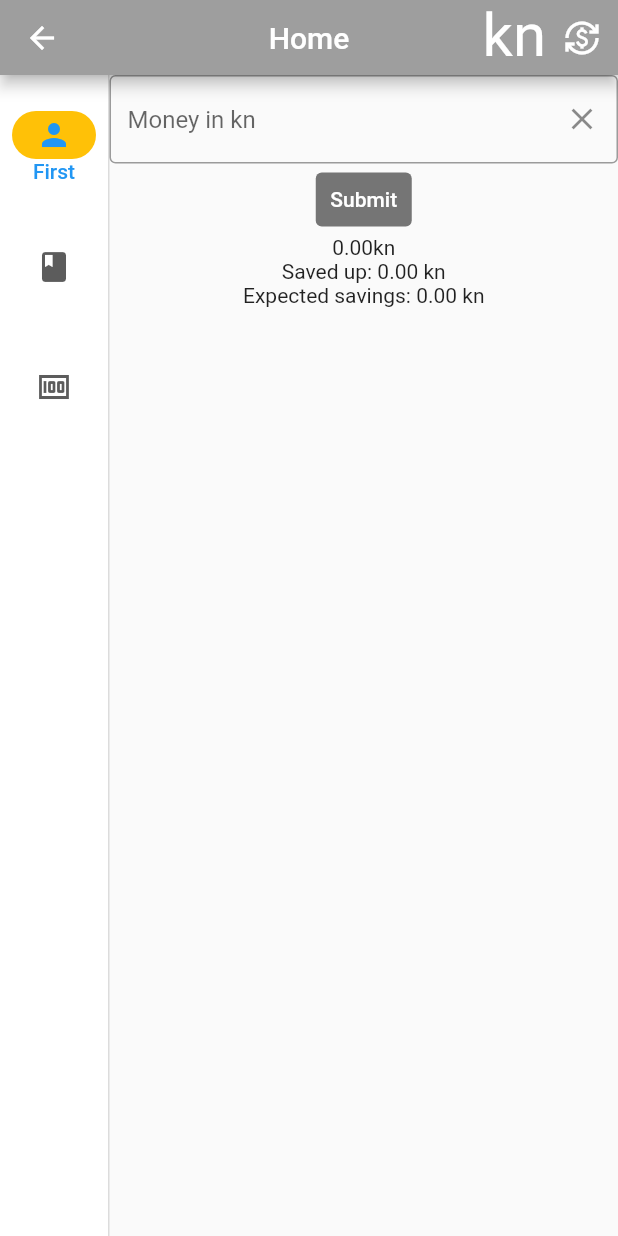
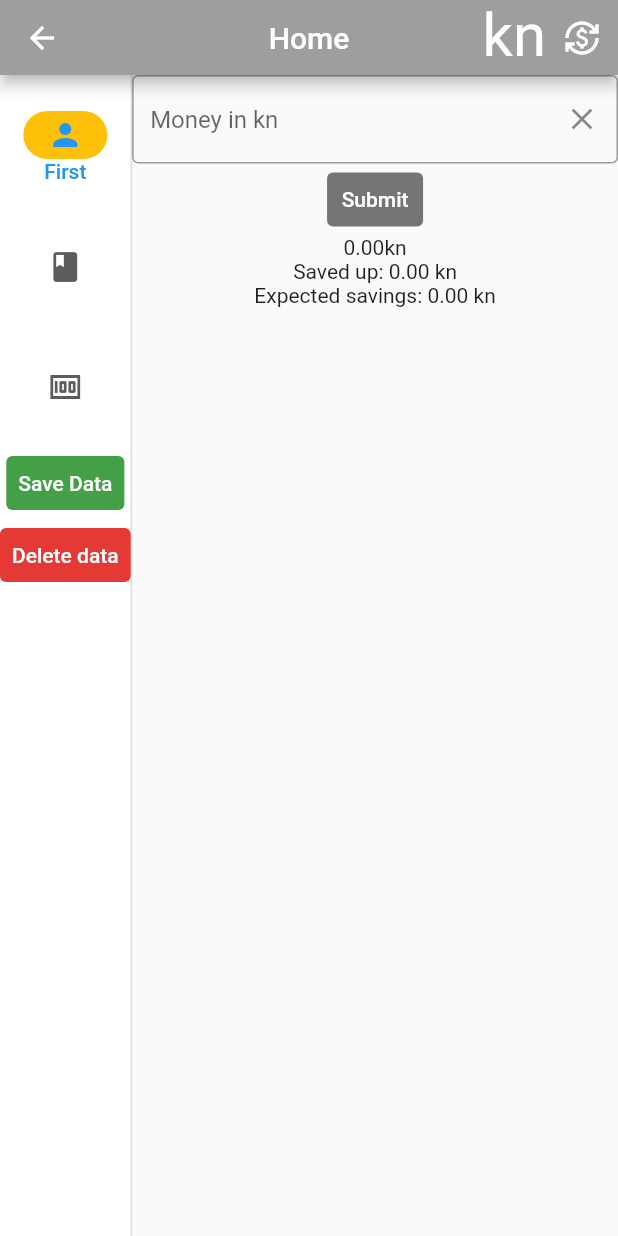
Before and after one commit to Dero1014/FinanceApp, a Flutter app: the HomePage screen opened directly, on a phone screen of 412 x 824 dp. Run offline on Flutter 3.47's test engine with Material 2 defaults, Android fonts, the phone set to English and light mode, and no system bars; our stand-ins replace hive, hive_flutter, sqflite; accounts and stored records are empty.

Commit message:
Feature-ID: F-11 & F-12 Saving and deleting data

```diff
--- a/lib/pages/home.page.dart
+++ b/lib/pages/home.page.dart
@@ -63,6 +63,40 @@ class _HomePageState extends State<HomePage> {
             labelType: labelType,
             useIndicator: true,
             indicatorColor: Colors.amber,
+            trailing: Column(children: <Widget>[
+              TextButton(
+              onPressed: () async {
+                var box2 = Hive.box<Category>("catagories");
+                String data = "";
+                for (var i = 0; i < box2.length; i++) {
+                  var category = box2.getAt(i);
+                  String catSave = '\n${category!.name}:\n';
+                  for (var j = 0; j < category.expenses.length; j++) {
+                    catSave +=
+                        '\n${category.expenses[j].expense} kn = ${category.expenses[j].expenseDetails}';
+                  }
+                  catSave += '\nTotal = ${category.expenseSum}\n';
+                  data += catSave;
+                }
+                writeData(data);
+              },
+              style: TextButton.styleFrom(
+                foregroundColor: Colors.white,
+                backgroundColor: Colors.green[600],
+              ),
+              child: const Text("Save Data"),
+            ),
+            TextButton(
+              onPressed: () async {
+                WidgetHelper().areYouSure(context, "You are about to delete all data, are you sure?", deleteBoxes);
+              },
+              style: TextButton.styleFrom(
+                foregroundColor: Colors.white,
+                backgroundColor: Colors.red[600],
+              ),
+              child: const Text("Delete data"),
+            ),
+            ]),
             destinations: const <NavigationRailDestination>[
               NavigationRailDestination(
                 icon: Icon(Icons.person),
@@ -89,3 +123,21 @@ class _HomePageState extends State<HomePage> {
     );
   }
 }
+
+Future<String> get _localPath async {
+  final directory = 'F:\\Projects\\Flutter';
+
+  return directory;
+}
+
+Future<File> get _localFile async {
+  final path = await _localPath;
+  return File('$path/data.txt');
+}
+
+Future<File> writeData(String data) async {
+  final file = await _localFile;
+
+  // Write the file
+  return file.writeAsString(data);
+}
```
